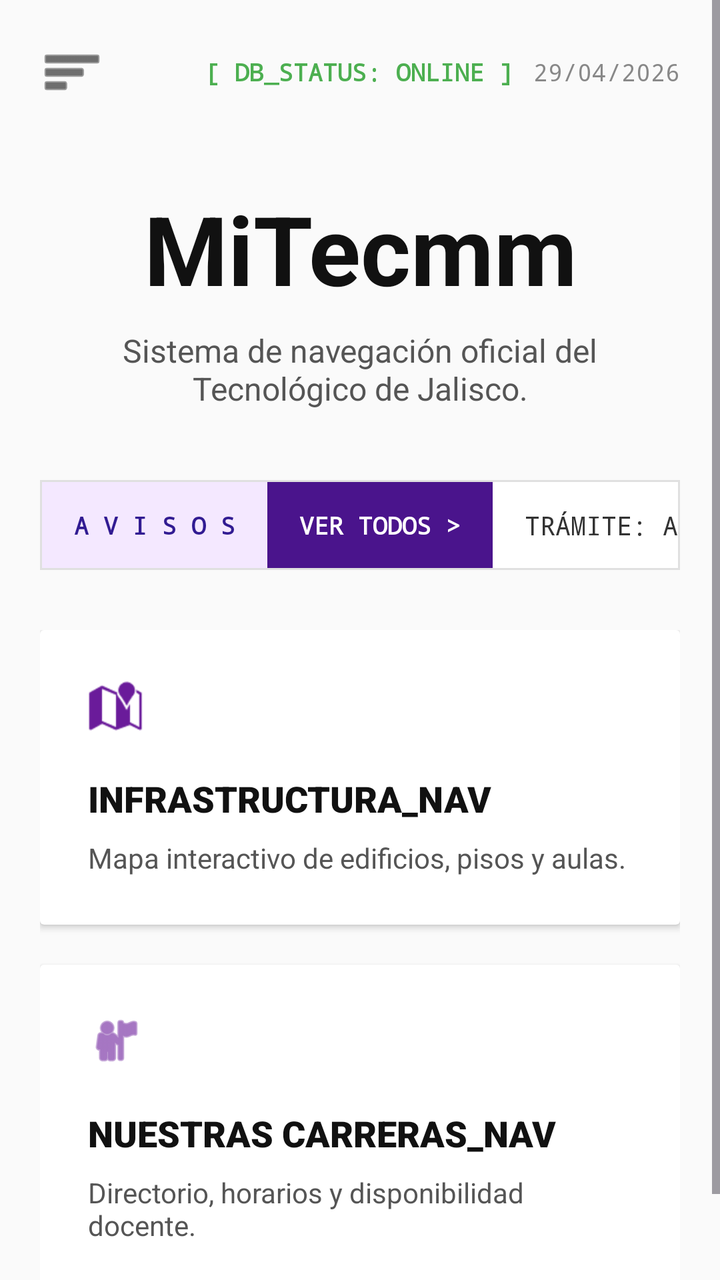
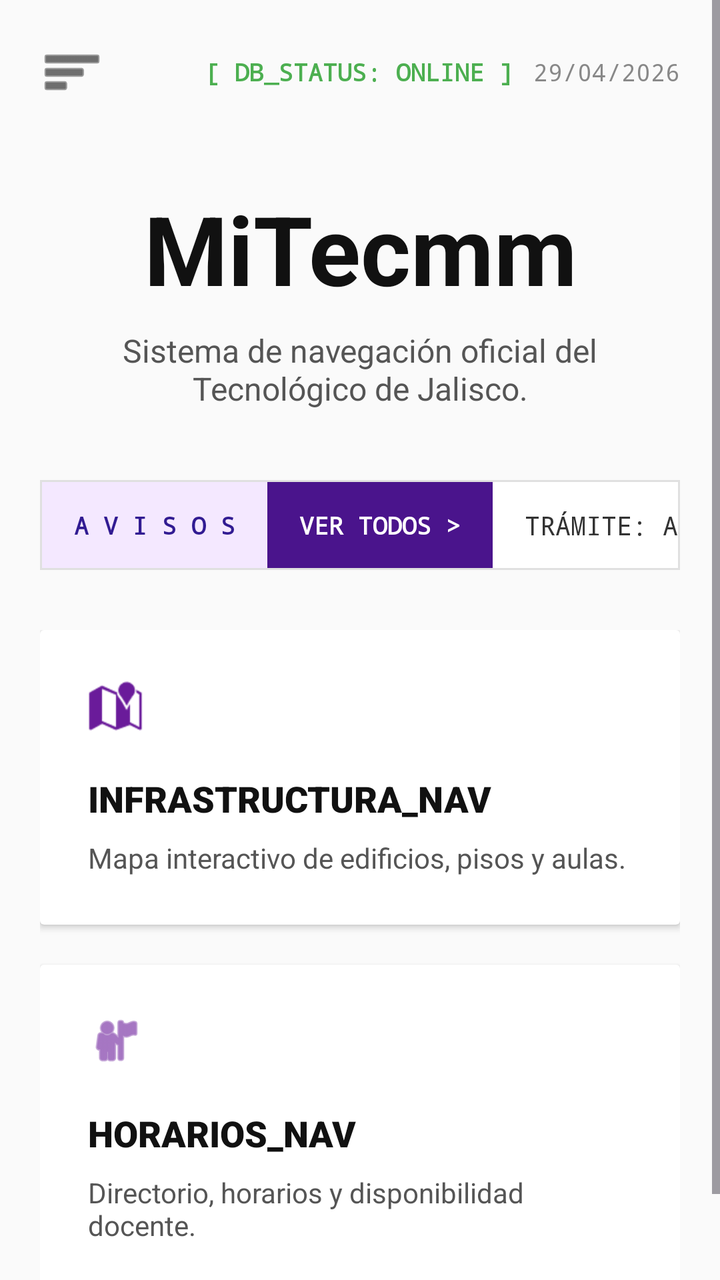

Two renders of the same Android screen: before a commit and after it. Below are the layout's source before the change and the commit's diff.
<!-- AndroidManifest.xml: application theme Theme.MiTecmm -->
<!-- res/layout/activity_main.xml -->
<?xml version="1.0" encoding="utf-8"?>
<ScrollView xmlns:android="http://schemas.android.com/apk/res/android"
    xmlns:app="http://schemas.android.com/apk/res-auto"
    android:layout_width="match_parent"
    android:layout_height="match_parent"
    android:background="#FAFAFA"
    android:fillViewport="true">

    <LinearLayout
        android:layout_width="match_parent"
        android:layout_height="wrap_content"
        android:orientation="vertical"
        android:padding="20dp">

        
        <LinearLayout
            android:layout_width="match_parent"
            android:layout_height="wrap_content"
            android:orientation="horizontal"
            android:gravity="center_vertical"
            android:layout_marginBottom="40dp">

            
            <ImageView
                android:id="@+id/menuham"
                android:layout_width="32dp"
                android:layout_height="32dp"
                android:src="@android:drawable/ic_menu_sort_by_size"
                app:tint="#111111" />

            
            <Space
                android:layout_width="0dp"
                android:layout_height="wrap_content"
                android:layout_weight="1" />

            <TextView
                android:layout_width="wrap_content"
                android:layout_height="wrap_content"
                android:text="[ DB_STATUS: ONLINE ]"
                android:fontFamily="monospace"
                android:textSize="12sp"
                android:textColor="#4CAF50"
                android:layout_marginEnd="10dp"
                android:textStyle="bold"/>

            <TextView
                android:id="@+id/tvFecha"
                android:layout_width="wrap_content"
                android:layout_height="wrap_content"
                android:text="29/04/2026"
                android:fontFamily="monospace"
                android:textSize="12sp"
                android:textColor="#888888"/>
        </LinearLayout>

        

        <TextView
            android:layout_width="match_parent"
            android:layout_height="wrap_content"
            android:text="MiTecmm"
            android:gravity="center"
            android:textSize="48sp"
            android:textStyle="bold"
            android:textColor="#111111"
            android:layout_marginBottom="8dp"/>

        <TextView
            android:layout_width="match_parent"
            android:layout_height="wrap_content"
            android:text="Sistema de navegación oficial del Tecnológico de Jalisco."
            android:gravity="center"
            android:textSize="16sp"
            android:textColor="#555555"
            android:layout_marginBottom="35dp"/>


        
        <LinearLayout
            android:layout_width="match_parent"
            android:layout_height="45dp"
            android:background="#E0E0E0"
            android:padding="1dp"
            android:layout_marginBottom="30dp">

            <LinearLayout
                android:layout_width="match_parent"
                android:layout_height="match_parent"
                android:orientation="horizontal"
                android:background="#FFFFFF">

                
                <LinearLayout
                    android:layout_width="wrap_content"
                    android:layout_height="match_parent"
                    android:background="#F4E8FF"
                    android:paddingHorizontal="16dp"
                    android:gravity="center">
                    <TextView
                        android:layout_width="wrap_content"
                        android:layout_height="wrap_content"
                        android:text="A V I S O S"
                        android:textColor="#311B92"
                        android:fontFamily="monospace"
                        android:textStyle="bold"
                        android:textSize="12sp"/>
                </LinearLayout>

                
                <LinearLayout
                    android:id="@+id/btnVerTodos"
                    android:layout_width="wrap_content"
                    android:layout_height="match_parent"
                    android:background="#4A148C"
                    android:paddingHorizontal="16dp"
                    android:gravity="center"
                    android:clickable="true"
                    android:focusable="true"
                    android:foreground="?android:attr/selectableItemBackground">
                    <TextView
                        android:layout_width="wrap_content"
                        android:layout_height="wrap_content"
                        android:text="VER TODOS >"
                        android:textColor="#FFFFFF"
                        android:fontFamily="monospace"
                        android:textStyle="bold"
                        android:textSize="12sp"/>
                </LinearLayout>

                
                <HorizontalScrollView
                    android:layout_width="match_parent"
                    android:layout_height="match_parent"
                    android:scrollbars="none"
                    android:fillViewport="true">

                    <LinearLayout
                        android:layout_width="wrap_content"
                        android:layout_height="match_parent"
                        android:orientation="horizontal"
                        android:gravity="center_vertical"
                        android:paddingHorizontal="16dp">

                        <TextView
                            android:id="@+id/tvAvisoBanner"
                            android:layout_width="wrap_content"
                            android:layout_height="wrap_content"
                            android:text="TRÁMITE: Alumnos de nuevo ingreso"
                            android:textColor="#333333"
                            android:fontFamily="monospace"
                            android:textSize="13sp"
                            android:layout_marginEnd="24dp"/>

                        <TextView
                            android:layout_width="wrap_content"
                            android:layout_height="wrap_content"
                            android:text="MANTENIMIENTO: Edificio L"
                            android:textColor="#333333"
                            android:fontFamily="monospace"
                            android:textSize="13sp"
                            android:layout_marginEnd="24dp"/>

                        <TextView
                            android:layout_width="wrap_content"
                            android:layout_height="wrap_content"
                            android:text="⚠️ URGENTE: Protocolo de salud"
                            android:textColor="#D32F2F"
                            android:fontFamily="monospace"
                            android:textSize="13sp"
                            android:layout_marginEnd="24dp"/>
                    </LinearLayout>
                </HorizontalScrollView>
            </LinearLayout>
        </LinearLayout>

        
        <LinearLayout
            android:id="@+id/contenedorTarjetas"
            android:layout_width="match_parent"
            android:layout_height="wrap_content"
            android:orientation="vertical">

            
            <androidx.cardview.widget.CardView
                android:id="@+id/cardMapa"
                android:layout_width="match_parent"
                android:layout_height="wrap_content"
                app:cardCornerRadius="2dp"
                app:cardElevation="2dp"
                app:cardBackgroundColor="#FFFFFF"
                android:layout_marginBottom="20dp"
                android:clickable="true"
                android:focusable="true"
                android:foreground="?android:attr/selectableItemBackground">

                <LinearLayout
                    android:layout_width="match_parent"
                    android:layout_height="wrap_content"
                    android:orientation="vertical"
                    android:padding="24dp">

                    <LinearLayout
                        android:layout_width="match_parent"
                        android:layout_height="wrap_content"
                        android:orientation="horizontal"
                        android:gravity="center_vertical">

                        <ImageView
                            android:layout_width="28dp"
                            android:layout_height="28dp"
                            android:src="@android:drawable/ic_dialog_map"
                            app:tint="#6A1B9A" />

                        <Space
                            android:layout_width="0dp"
                            android:layout_height="wrap_content"
                            android:layout_weight="1" />

                        
                    </LinearLayout>

                    <TextView
                        android:layout_width="wrap_content"
                        android:layout_height="wrap_content"
                        android:text="INFRASTRUCTURA_NAV"
                        android:textSize="18sp"
                        android:textStyle="bold"
                        android:textColor="#111111"
                        android:layout_marginTop="20dp"
                        android:fontFamily="sans-serif-black" />

                    <TextView
                        android:layout_width="wrap_content"
                        android:layout_height="wrap_content"
                        android:text="Mapa interactivo de edificios, pisos y aulas."
                        android:textColor="#555555"
                        android:textSize="14sp"
                        android:layout_marginTop="8dp" />
                </LinearLayout>
            </androidx.cardview.widget.CardView>

            
            <androidx.cardview.widget.CardView
                android:id="@+id/cardProfesores"
                android:layout_width="match_parent"
                android:layout_height="wrap_content"
                app:cardCornerRadius="2dp"
                app:cardElevation="2dp"
                app:cardBackgroundColor="#FFFFFF"
                android:layout_marginBottom="20dp"
                android:clickable="true"
                android:focusable="true"
                android:foreground="?android:attr/selectableItemBackground">

                <LinearLayout
                    android:layout_width="match_parent"
                    android:layout_height="wrap_content"
                    android:orientation="vertical"
                    android:padding="24dp">

                    <LinearLayout
                        android:layout_width="match_parent"
                        android:layout_height="wrap_content"
                        android:orientation="horizontal"
                        android:gravity="center_vertical">

                        <ImageView
                            android:layout_width="28dp"
                            android:layout_height="28dp"
                            android:src="@android:drawable/ic_menu_myplaces"
                            app:tint="#6A1B9A" />

                        <Space
                            android:layout_width="0dp"
                            android:layout_height="wrap_content"
                            android:layout_weight="1" />

                    </LinearLayout>

                    <TextView
                        android:layout_width="wrap_content"
                        android:layout_height="wrap_content"
                        android:text="NUESTRAS CARRERAS_NAV"
                        android:textSize="18sp"
                        android:textStyle="bold"
                        android:textColor="#111111"
                        android:layout_marginTop="20dp"
                        android:fontFamily="sans-serif-black" />

                    <TextView
                        android:layout_width="wrap_content"
                        android:layout_height="wrap_content"
                        android:text="Directorio, horarios y disponibilidad docente."
                        android:textColor="#555555"
                        android:textSize="14sp"
                        android:layout_marginTop="8dp" />
                </LinearLayout>
            </androidx.cardview.widget.CardView>

        </LinearLayout>
    </LinearLayout>
</ScrollView>
<!-- resources referenced by this layout -->
<resources>
  <style name="Theme.MiTecmm" parent="Base.Theme.MiTecmm" />
  <style name="Base.Theme.MiTecmm" parent="Theme.Material3.DayNight.NoActionBar">
          
          
      </style>
</resources>

<!-- the commit's change to res/layout/activity_main.xml (unified diff, before → after) -->
@@ -134,7 +134,6 @@
                     android:layout_height="match_parent"
                     android:scrollbars="none"
                     android:fillViewport="true">
-
                     <LinearLayout
                         android:layout_width="wrap_content"
                         android:layout_height="match_parent"
@@ -146,6 +145,12 @@
                             android:id="@+id/tvAvisoBanner"
                             android:layout_width="wrap_content"
                             android:layout_height="wrap_content"
+                            android:ellipsize="marquee"
+                            android:marqueeRepeatLimit="marquee_forever"
+                            android:singleLine="true"
+                            android:focusable="true"
+                            android:focusableInTouchMode="true"
+                            android:scrollHorizontally="true"
                             android:text="TRÁMITE: Alumnos de nuevo ingreso"
                             android:textColor="#333333"
                             android:fontFamily="monospace"
@@ -157,15 +162,6 @@
                             android:layout_height="wrap_content"
                             android:text="MANTENIMIENTO: Edificio L"
                             android:textColor="#333333"
-                            android:fontFamily="monospace"
-                            android:textSize="13sp"
-                            android:layout_marginEnd="24dp"/>
-
-                        <TextView
-                            android:layout_width="wrap_content"
-                            android:layout_height="wrap_content"
-                            android:text="⚠️ URGENTE: Protocolo de salud"
-                            android:textColor="#D32F2F"
                             android:fontFamily="monospace"
                             android:textSize="13sp"
                             android:layout_marginEnd="24dp"/>
@@ -217,7 +213,7 @@
                             android:layout_height="wrap_content"
                             android:layout_weight="1" />
 
-                        
+
                     </LinearLayout>
 
                     <TextView
@@ -281,7 +277,7 @@
                     <TextView
                         android:layout_width="wrap_content"
                         android:layout_height="wrap_content"
-                        android:text="NUESTRAS CARRERAS_NAV"
+                        android:text="HORARIOS_NAV"
                         android:textSize="18sp"
                         android:textStyle="bold"
                         android:textColor="#111111"
